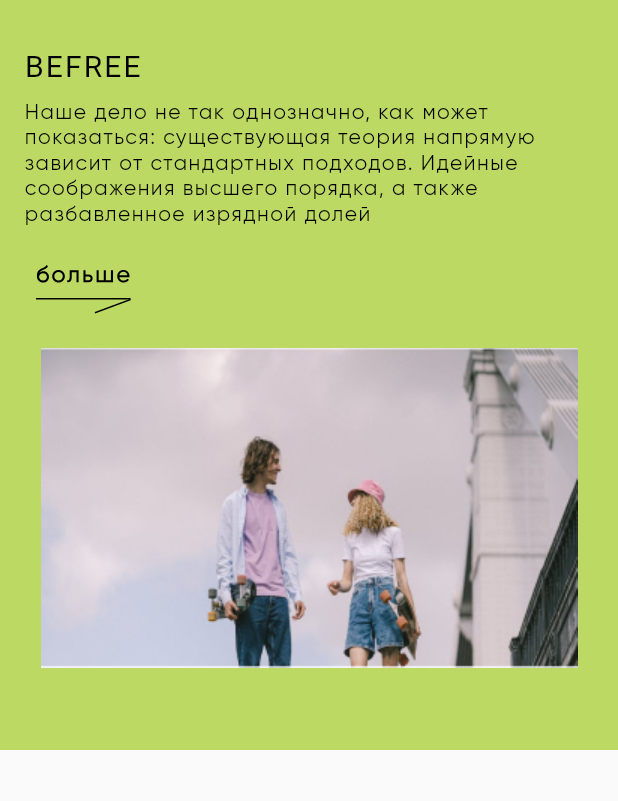
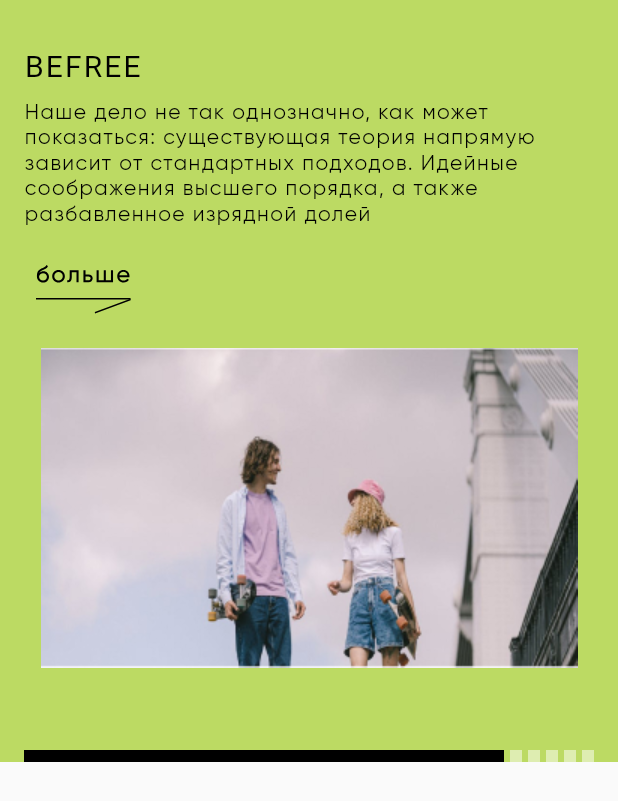
Before and after one commit to Akenten/reup_mobile, a Flutter app: the ReupChoise widget shown alone on an empty page, opened directly, on a phone screen of 412 x 824 dp. Shown: the top 801 px of the screen. Run offline on Flutter 3.47's test engine with Material 2 defaults, Android fonts, the phone set to English and light mode, and no system bars; drawn by our look-alikes of smooth_page_indicator; our stand-ins replace flutter_svg, google_fonts, infinite_carousel.

Commit message:
added page indicator in reupChoise

```diff
--- a/lib/main_page.dart
+++ b/lib/main_page.dart
@@ -301,6 +301,7 @@ class MainPage extends StatelessWidget {
         ),
         //анимашка
         //UpcycleWidget(),
+        //tr(),
         const SizedBox(
           height: 48,
         ),
@@ -337,57 +338,61 @@ class MainPage extends StatelessWidget {
         //     Expanded(
         //         child: Container(
         //       color: Colors.red,
-        //       child: IconButton(
-        //         onPressed: (() {
-        //           log('tap');
-        //         }),
-        //         style: IconButton.styleFrom(
-        //             tapTargetSize: MaterialTapTargetSize.shrinkWrap),
-        //         //iconSize: double.infinity,
-        //         icon: SvgPicture.asset(
-        //           'assets/images/reup_ad1.1.svg',
-        //           //fit: BoxFit.contain,
+        //       child: FittedBox(
+        //         child: IconButton(
+        //           onPressed: (() {
+        //             log('tap');
+        //           }),
+        //           style: IconButton.styleFrom(
+        //               tapTargetSize: MaterialTapTargetSize.shrinkWrap),
+        //           //iconSize: double.infinity,
+        //           icon: SvgPicture.asset(
+        //             'assets/images/reup_ad1.1.svg',
+        //             fit: BoxFit.contain,
+        //           ),
+        //           iconSize: 100,
         //         ),
+        //         fit: BoxFit.fill,
         //       ),
         //     ))
         //   ],
         // ),
 
 // соцсети
-        Row(
-          children: [
-            // Text(
-            //   'REUP',
-            //   style: GoogleFonts.delaGothicOne(
-            //     color: Colors.black,
-            //     fontSize: 24,
-            //     fontWeight: FontWeight.w400,
-            //     letterSpacing: 0.96,
-            //   ),
-            // ),
-            //const Expanded(child: SizedBox()),
-            IconButton(
-              onPressed: null,
-              icon: SvgPicture.asset('assets/icons/reup_icon_vk.svg'),
-              //iconSize: 40,
-            ),
-            IconButton(
-              onPressed: null,
-              icon: SvgPicture.asset('assets/icons/reup_icon_inst.svg'),
-              //iconSize: 40,
-            ),
-            IconButton(
-              onPressed: null,
-              icon: SvgPicture.asset('assets/icons/reup_icon_fb.svg'),
-              //iconSize: 40,
-            ),
-            IconButton(
-              onPressed: null,
-              icon: SvgPicture.asset('assets/icons/reup_icon_tg.svg'),
-              //iconSize: 40,
-            ),
-          ],
-        ),
+        // Row(
+        //   children: [
+        //     // Text(
+        //     //   'REUP',
+        //     //   style: GoogleFonts.delaGothicOne(
+        //     //     color: Colors.black,
+        //     //     fontSize: 24,
+        //     //     fontWeight: FontWeight.w400,
+        //     //     letterSpacing: 0.96,
+        //     //   ),
+        //     // ),
+        //     //const Expanded(child: SizedBox()),
+        //     IconButton(
+        //       onPressed: null,
+        //       icon: SvgPicture.asset('assets/icons/reup_icon_vk.svg'),
+        //       //iconSize: 40,
+        //     ),
+        //     IconButton(
+        //       onPressed: null,
+        //       icon: SvgPicture.asset('assets/icons/reup_icon_inst.svg'),
+        //       //iconSize: 40,
+        //     ),
+        //     IconButton(
+        //       onPressed: null,
+        //       icon: SvgPicture.asset('assets/icons/reup_icon_fb.svg'),
+        //       //iconSize: 40,
+        //     ),
+        //     IconButton(
+        //       onPressed: null,
+        //       icon: SvgPicture.asset('assets/icons/reup_icon_tg.svg'),
+        //       //iconSize: 40,
+        //     ),
+        //   ],
+        // ),
 
         // текстовые кнопки для помощи
         Align(
@@ -472,7 +477,7 @@ class _UpcycleWidgetState extends State<UpcycleWidget>
   @override
   void initState() {
     super.initState();
-    // _controller = AnimationController(vsync: this);
+    _controller = AnimationController(vsync: this);
     if (scrollControllerUpcycle.hasClients) {
       scrollControllerUpcycle.animateTo(99999,
           duration: Duration(hours: 2), curve: Curves.easeOut);
@@ -495,7 +500,7 @@ class _UpcycleWidgetState extends State<UpcycleWidget>
         itemBuilder: (context, index) {
           return SvgPicture.asset('assets/icons/upcycle.svg');
         },
-        itemCount: 99999999,
+        itemCount: 999999,
         controller: scrollControllerUpcycle,
       ),
     );
--- a/lib/reup_choise.dart
+++ b/lib/reup_choise.dart
@@ -3,11 +3,7 @@ import 'dart:async';
 import 'package:flutter/material.dart';
 import 'package:flutter_svg/flutter_svg.dart';
 import 'package:reup/styles.dart';
-
-// final controller = PageController(
-//   initialPage: 0,
-
-// );
+import 'package:smooth_page_indicator/smooth_page_indicator.dart';
 
 final controllerReupChoise = PageController(
   initialPage: 0,
@@ -50,7 +46,9 @@ class _ReupChoiseState extends State<ReupChoise> {
 
   @override
   Widget build(BuildContext context) {
-    return SizedBox(
+    return Column(
+      children: [
+        SizedBox(
           height: 500,
           child: PageView(
               controller: controllerReupChoise,
@@ -73,7 +71,62 @@ class _ReupChoiseState extends State<ReupChoise> {
                         'BEFREE',
                         'Наше дело не так однозначно, как может показаться: существующая теория напрямую зависит от стандартных подходов. Идейные соображения высшего порядка, а также разбавленное изрядной долей',
                         Image.asset('assets/images/reup_img3.jpg'))),
+                reupChoisePage(
+                    data: reupChoiseData(
+                        'BEFREE',
+                        'Наше дело не так однозначно, как может показаться: существующая теория напрямую зависит от стандартных подходов. Идейные соображения высшего порядка, а также разбавленное изрядной долей',
+                        Image.asset('assets/images/reup_img3.jpg'))),
+                reupChoisePage(
+                    data: reupChoiseData(
+                        'BEFREE',
+                        'Наше дело не так однозначно, как может показаться: существующая теория напрямую зависит от стандартных подходов. Идейные соображения высшего порядка, а также разбавленное изрядной долей',
+                        Image.asset('assets/images/reup_img3.jpg'))),
+                reupChoisePage(
+                    data: reupChoiseData(
+                        'BEFREE',
+                        'Наше дело не так однозначно, как может показаться: существующая теория напрямую зависит от стандартных подходов. Идейные соображения высшего порядка, а также разбавленное изрядной долей',
+                        Image.asset('assets/images/reup_img3.jpg'))),
               ]),
+        ),
+
+        // Padding(
+        //   padding: EdgeInsets.only(left: 16),
+        //   child: Text(
+        //     '$_currentPage из 6',
+        //     style: CustomButtonTextStyle.buttonBoldStyle,
+        //   ),
+        // ),
+
+        //индикатор страниц
+        Container(
+          width: MediaQuery.of(context).size.width,
+          color: const Color.fromARGB(255, 188, 218, 99),
+          child: Padding(
+            padding: const EdgeInsets.only(left: 16, right: 16),
+            child: SmoothPageIndicator(
+              controller: controllerReupChoise,
+              count: 6,
+              effect: ExpandingDotsEffect(
+                  dotColor: Colors.white.withOpacity(0.5),
+                  activeDotColor: Colors.black,
+                  radius: 0,
+                  dotHeight: 8,
+                  spacing: 4,
+                  dotWidth: 8,
+                  //expansionFactor: 37,
+                  expansionFactor: ((MediaQuery.of(context).size.width -
+                              32 -
+                              (5 * 4 + 5 * 8)) ~/
+                          8)
+                      .toDouble()
+                  //(MediaQuery.of(context).size.width - (5 * 4 * 8)) / 8,
+                  //expansionFactor:   length - (count-1) * 4
+                  //dotWidth: 180,     ((count-1) * 4 * 8 ) /8
+                  ),
+            ),
+          ),
+        )
+      ],
     );
   }
 }
@@ -141,6 +194,9 @@ class _reupChoiseState extends State<reupChoisePage> {
             ),
           ),
           widget.data.img,
+          const SizedBox(
+            height: 8,
+          ),
         ],
       ),
     );
```
Lines whose indentation alone changed are shown as unchanged.
